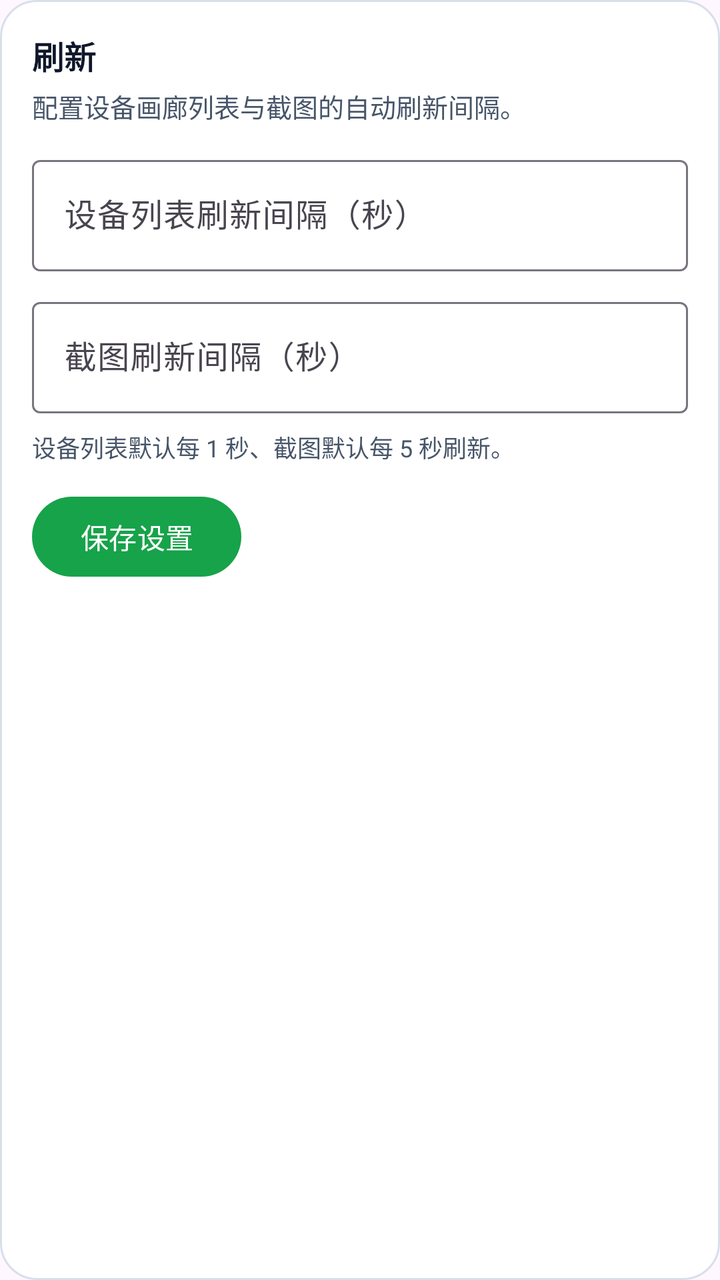
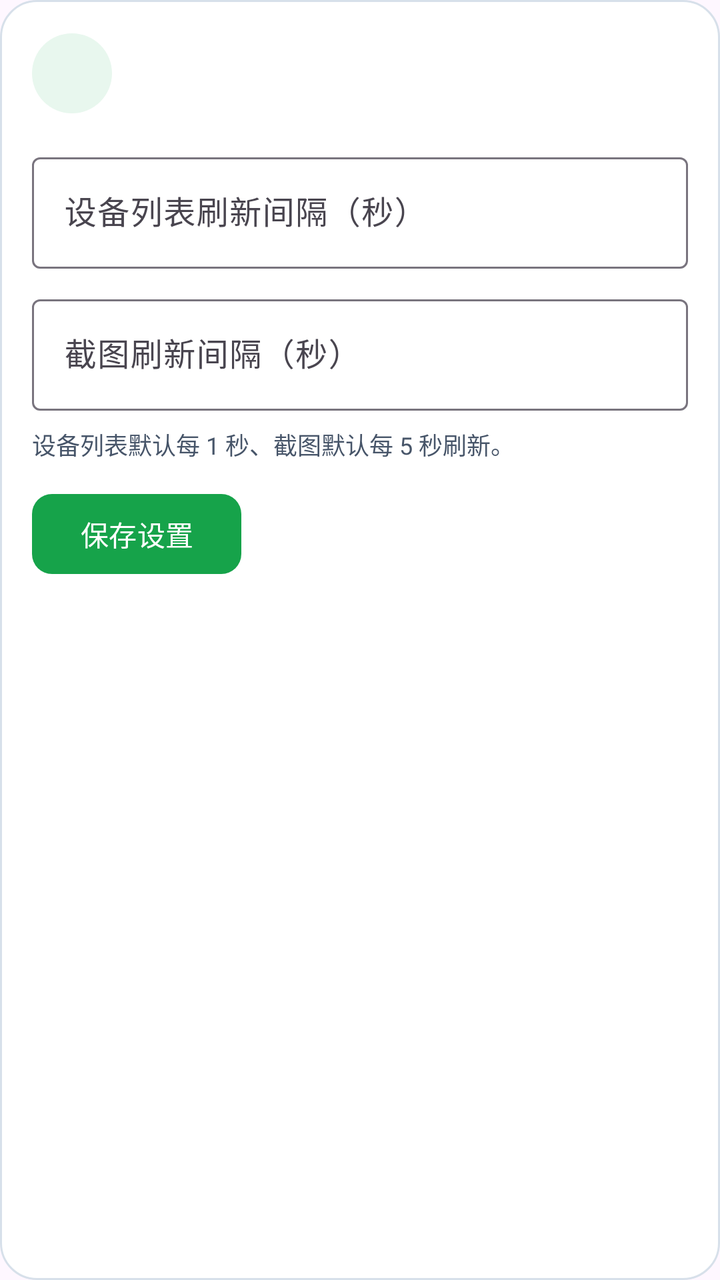

Two renders of the same Android screen: before a commit and after it. Below are the layout's source before the change and the commit's diff.
<!-- AndroidManifest.xml: application theme Theme.CloudPhone -->
<!-- res/layout/settings_section_refresh.xml -->
<?xml version="1.0" encoding="utf-8"?>
<LinearLayout xmlns:android="http://schemas.android.com/apk/res/android"
    android:layout_width="match_parent"
    android:layout_height="wrap_content"
    android:layout_marginTop="12dp"
    android:background="@drawable/bg_auth_card"
    android:orientation="vertical"
    android:padding="16dp">

    <TextView
        android:layout_width="wrap_content"
        android:layout_height="wrap_content"
        android:text="@string/settings_section_refresh_title"
        android:textColor="@color/auth_text_primary"
        android:textSize="16sp"
        android:textStyle="bold" />

    <TextView
        android:layout_width="match_parent"
        android:layout_height="wrap_content"
        android:layout_marginTop="4dp"
        android:text="@string/settings_section_refresh_desc"
        android:textColor="@color/auth_text_secondary"
        android:textSize="13sp" />

    <com.google.android.material.textfield.TextInputLayout
        android:layout_width="match_parent"
        android:layout_height="wrap_content"
        android:layout_marginTop="12dp"
        android:hint="@string/settings_device_interval">

        <com.google.android.material.textfield.TextInputEditText
            android:id="@+id/editDeviceInterval"
            android:layout_width="match_parent"
            android:layout_height="wrap_content"
            android:inputType="number"
            android:maxLength="3" />
    </com.google.android.material.textfield.TextInputLayout>

    <com.google.android.material.textfield.TextInputLayout
        android:layout_width="match_parent"
        android:layout_height="wrap_content"
        android:layout_marginTop="10dp"
        android:hint="@string/settings_screenshot_interval">

        <com.google.android.material.textfield.TextInputEditText
            android:id="@+id/editScreenshotInterval"
            android:layout_width="match_parent"
            android:layout_height="wrap_content"
            android:inputType="number"
            android:maxLength="3" />
    </com.google.android.material.textfield.TextInputLayout>

    <TextView
        android:layout_width="match_parent"
        android:layout_height="wrap_content"
        android:layout_marginTop="8dp"
        android:text="@string/settings_interval_hint"
        android:textColor="@color/auth_text_secondary"
        android:textSize="12sp" />

    <TextView
        android:id="@+id/textRefreshFeedback"
        android:layout_width="match_parent"
        android:layout_height="wrap_content"
        android:layout_marginTop="8dp"
        android:textColor="@color/auth_primary"
        android:textSize="13sp"
        android:visibility="gone" />

    <com.google.android.material.button.MaterialButton
        android:id="@+id/buttonSaveRefresh"
        android:layout_width="wrap_content"
        android:layout_height="wrap_content"
        android:layout_marginTop="12dp"
        android:text="@string/settings_save" />
</LinearLayout>
<!-- resources referenced by this layout -->
<resources>
  <color name="auth_primary">#16A34A</color>
  <color name="auth_text_primary">#0F172A</color>
  <color name="auth_text_secondary">#475569</color>
  <!-- drawable bg_auth_card (drawable) -->
  <?xml version="1.0" encoding="utf-8"?>
  <shape xmlns:android="http://schemas.android.com/apk/res/android"
      android:shape="rectangle">
      <solid android:color="@color/auth_surface" />
      <corners android:radius="18dp" />
      <stroke
          android:width="1dp"
          android:color="@color/auth_line" />
  </shape>
  <string name="settings_device_interval">设备列表刷新间隔（秒）</string>
  <string name="settings_interval_hint">设备列表默认每 1 秒、截图默认每 5 秒刷新。</string>
  <string name="settings_save">保存设置</string>
  <string name="settings_screenshot_interval">截图刷新间隔（秒）</string>
  <string name="settings_section_refresh_desc">配置设备画廊列表与截图的自动刷新间隔。</string>
  <string name="settings_section_refresh_title">刷新</string>
  <style name="Theme.CloudPhone" parent="Base.Theme.CloudPhone" />
  <color name="auth_surface">#FFFFFF</color>
  <color name="auth_line">#D7E0EA</color>
  <style name="Base.Theme.CloudPhone" parent="Theme.Material3.DayNight.NoActionBar">
          <item name="colorPrimary">@color/auth_primary</item>
          <item name="android:statusBarColor">@color/auth_background</item>
          <item name="android:navigationBarColor">@color/auth_background</item>
          <item name="android:windowLightStatusBar">true</item>
          <item name="android:windowLightNavigationBar">true</item>
      </style>
  <color name="auth_background">#EEF2F7</color>
</resources>

<!-- the commit's change to res/layout/settings_section_refresh.xml (unified diff, before → after) -->
@@ -1,5 +1,6 @@
 <?xml version="1.0" encoding="utf-8"?>
 <LinearLayout xmlns:android="http://schemas.android.com/apk/res/android"
+    xmlns:app="http://schemas.android.com/apk/res-auto"
     android:layout_width="match_parent"
     android:layout_height="wrap_content"
     android:layout_marginTop="12dp"
@@ -7,26 +8,13 @@
     android:orientation="vertical"
     android:padding="16dp">
 
-    <TextView
-        android:layout_width="wrap_content"
-        android:layout_height="wrap_content"
-        android:text="@string/settings_section_refresh_title"
-        android:textColor="@color/auth_text_primary"
-        android:textSize="16sp"
-        android:textStyle="bold" />
+    <include layout="@layout/include_settings_section_header" />
 
-    <TextView
+    <com.google.android.material.textfield.TextInputLayout
+        style="@style/Widget.Material3.TextInputLayout.OutlinedBox"
         android:layout_width="match_parent"
         android:layout_height="wrap_content"
         android:layout_marginTop="4dp"
-        android:text="@string/settings_section_refresh_desc"
-        android:textColor="@color/auth_text_secondary"
-        android:textSize="13sp" />
-
-    <com.google.android.material.textfield.TextInputLayout
-        android:layout_width="match_parent"
-        android:layout_height="wrap_content"
-        android:layout_marginTop="12dp"
         android:hint="@string/settings_device_interval">
 
         <com.google.android.material.textfield.TextInputEditText
@@ -38,6 +26,7 @@
     </com.google.android.material.textfield.TextInputLayout>
 
     <com.google.android.material.textfield.TextInputLayout
+        style="@style/Widget.Material3.TextInputLayout.OutlinedBox"
         android:layout_width="match_parent"
         android:layout_height="wrap_content"
         android:layout_marginTop="10dp"
@@ -55,6 +44,7 @@
         android:layout_width="match_parent"
         android:layout_height="wrap_content"
         android:layout_marginTop="8dp"
+        android:lineSpacingExtra="2dp"
         android:text="@string/settings_interval_hint"
         android:textColor="@color/auth_text_secondary"
         android:textSize="12sp" />
@@ -64,6 +54,9 @@
         android:layout_width="match_parent"
         android:layout_height="wrap_content"
         android:layout_marginTop="8dp"
+        android:background="@drawable/bg_settings_stat_chip"
+        android:paddingHorizontal="12dp"
+        android:paddingVertical="8dp"
         android:textColor="@color/auth_primary"
         android:textSize="13sp"
         android:visibility="gone" />
@@ -73,5 +66,53 @@
         android:layout_width="wrap_content"
         android:layout_height="wrap_content"
         android:layout_marginTop="12dp"
-        android:text="@string/settings_save" />
+        android:text="@string/settings_save"
+        app:cornerRadius="10dp" />
 </LinearLayout>
+<!-- res/layout/include_settings_section_header.xml (included above) -->
+<?xml version="1.0" encoding="utf-8"?>
+<LinearLayout xmlns:android="http://schemas.android.com/apk/res/android"
+    android:layout_width="match_parent"
+    android:layout_height="wrap_content"
+    android:gravity="center_vertical"
+    android:orientation="horizontal"
+    android:paddingBottom="12dp">
+
+    <FrameLayout
+        android:layout_width="40dp"
+        android:layout_height="40dp"
+        android:background="@drawable/bg_settings_icon_circle">
+
+        <ImageView
+            android:id="@+id/imageSectionIcon"
+            android:layout_width="22dp"
+            android:layout_height="22dp"
+            android:layout_gravity="center"
+            android:contentDescription="@null"
+            android:importantForAccessibility="no" />
+    </FrameLayout>
+
+    <LinearLayout
+        android:layout_width="0dp"
+        android:layout_height="wrap_content"
+        android:layout_marginStart="12dp"
+        android:layout_weight="1"
+        android:orientation="vertical">
+
+        <TextView
+            android:id="@+id/textSectionTitle"
+            android:layout_width="match_parent"
+            android:layout_height="wrap_content"
+            android:textColor="@color/auth_text_primary"
+            android:textSize="16sp"
+            android:textStyle="bold" />
+
+        <TextView
+            android:id="@+id/textSectionDesc"
+            android:layout_width="match_parent"
+            android:layout_height="wrap_content"
+            android:layout_marginTop="2dp"
+            android:textColor="@color/auth_text_secondary"
+            android:textSize="13sp" />
+    </LinearLayout>
+</LinearLayout>
<!-- resource entries referenced after the edit -->
@@ -13,15 +13,33 @@
           android:width="1dp"
           android:color="@color/auth_line" />
   </shape>
+  <!-- drawable bg_settings_icon_circle (drawable) -->
+  <?xml version="1.0" encoding="utf-8"?>
+  <shape xmlns:android="http://schemas.android.com/apk/res/android"
+      android:shape="oval">
+      <solid android:color="@color/auth_accent_soft" />
+      <size
+          android:width="40dp"
+          android:height="40dp" />
+  </shape>
+  <!-- drawable bg_settings_stat_chip (drawable) -->
+  <?xml version="1.0" encoding="utf-8"?>
+  <shape xmlns:android="http://schemas.android.com/apk/res/android"
+      android:shape="rectangle">
+      <solid android:color="@color/auth_accent_soft" />
+      <corners android:radius="14dp" />
+      <stroke
+          android:width="1dp"
+          android:color="@color/auth_line" />
+  </shape>
   <string name="settings_device_interval">设备列表刷新间隔（秒）</string>
   <string name="settings_interval_hint">设备列表默认每 1 秒、截图默认每 5 秒刷新。</string>
   <string name="settings_save">保存设置</string>
   <string name="settings_screenshot_interval">截图刷新间隔（秒）</string>
-  <string name="settings_section_refresh_desc">配置设备画廊列表与截图的自动刷新间隔。</string>
-  <string name="settings_section_refresh_title">刷新</string>
   <style name="Theme.CloudPhone" parent="Base.Theme.CloudPhone" />
   <color name="auth_surface">#FFFFFF</color>
   <color name="auth_line">#D7E0EA</color>
+  <color name="auth_accent_soft">#E8F7EE</color>
   <style name="Base.Theme.CloudPhone" parent="Theme.Material3.DayNight.NoActionBar">
           <item name="colorPrimary">@color/auth_primary</item>
           <item name="android:statusBarColor">@color/auth_background</item>
